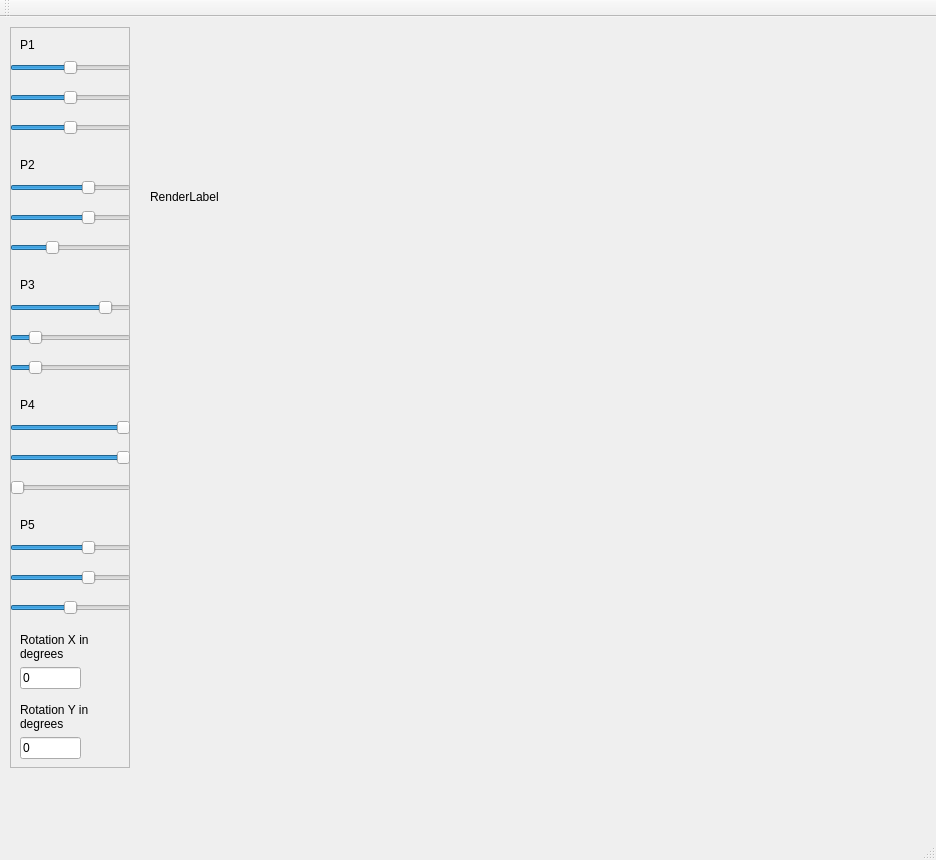
Old version of the form QtMain/RenderrerMainWindow.ui in the repository damibran/simple_qt_renderrer.
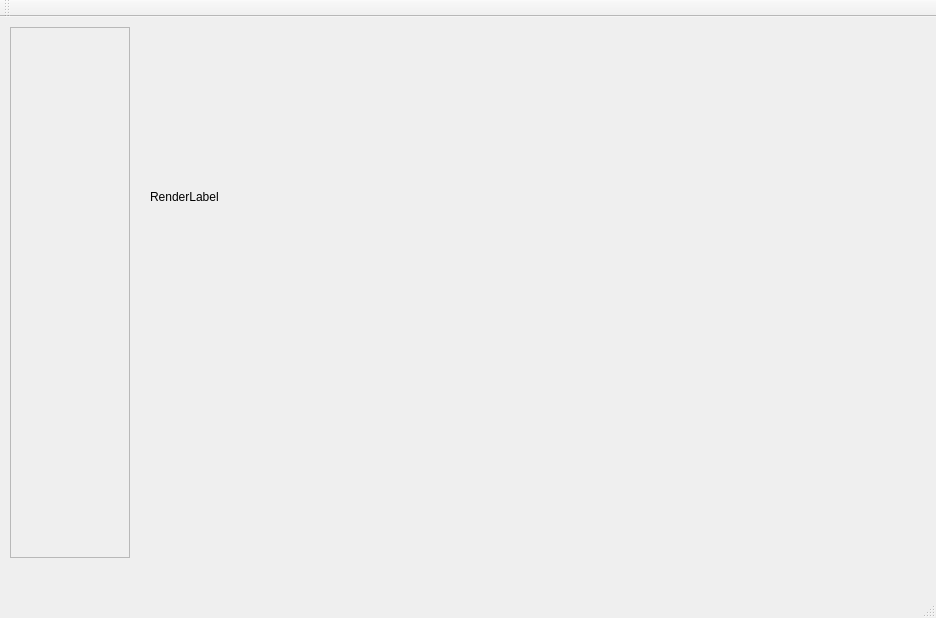
New version of the form. Custom widgets are drawn as their Qt base class.

The edit to the form file:
```diff
--- a/QtMain/RenderrerMainWindow.ui
+++ b/QtMain/RenderrerMainWindow.ui
@@ -7,7 +7,7 @@
     <x>0</x>
     <y>0</y>
     <width>936</width>
-    <height>860</height>
+    <height>618</height>
    </rect>
   </property>
   <property name="windowTitle">
@@ -39,7 +39,7 @@
       <x>10</x>
       <y>10</y>
       <width>120</width>
-      <height>741</height>
+      <height>531</height>
      </rect>
     </property>
     <property name="frameShape">
@@ -48,511 +48,6 @@
     <property name="frameShadow">
      <enum>QFrame::Sunken</enum>
     </property>
-    <widget class="QWidget" name="P1Controls" native="true">
-     <property name="geometry">
-      <rect>
-       <x>0</x>
-       <y>0</y>
-       <width>120</width>
-       <height>121</height>
-      </rect>
-     </property>
-     <widget class="QAxisSlider" name="P1XSlider">
-      <property name="geometry">
-       <rect>
-        <x>0</x>
-        <y>30</y>
-        <width>121</width>
-        <height>22</height>
-       </rect>
-      </property>
-      <property name="minimum">
-       <number>-30</number>
-      </property>
-      <property name="maximum">
-       <number>30</number>
-      </property>
-      <property name="orientation">
-       <enum>Qt::Horizontal</enum>
-      </property>
-     </widget>
-     <widget class="QLabel" name="P1Label">
-      <property name="geometry">
-       <rect>
-        <x>10</x>
-        <y>10</y>
-        <width>49</width>
-        <height>16</height>
-       </rect>
-      </property>
-      <property name="text">
-       <string>P1</string>
-      </property>
-     </widget>
-     <widget class="QAxisSlider" name="P1YSlider">
-      <property name="geometry">
-       <rect>
-        <x>0</x>
-        <y>60</y>
-        <width>121</width>
-        <height>22</height>
-       </rect>
-      </property>
-      <property name="minimum">
-       <number>-30</number>
-      </property>
-      <property name="maximum">
-       <number>30</number>
-      </property>
-      <property name="orientation">
-       <enum>Qt::Horizontal</enum>
-      </property>
-     </widget>
-     <widget class="QAxisSlider" name="P1ZSlider">
-      <property name="geometry">
-       <rect>
-        <x>0</x>
-        <y>90</y>
-        <width>121</width>
-        <height>22</height>
-       </rect>
-      </property>
-      <property name="minimum">
-       <number>-30</number>
-      </property>
-      <property name="maximum">
-       <number>30</number>
-      </property>
-      <property name="orientation">
-       <enum>Qt::Horizontal</enum>
-      </property>
-     </widget>
-    </widget>
-    <widget class="QWidget" name="P2Controls" native="true">
-     <property name="geometry">
-      <rect>
-       <x>0</x>
-       <y>120</y>
-       <width>120</width>
-       <height>121</height>
-      </rect>
-     </property>
-     <widget class="QAxisSlider" name="P2XSlider">
-      <property name="geometry">
-       <rect>
-        <x>0</x>
-        <y>30</y>
-        <width>121</width>
-        <height>22</height>
-       </rect>
-      </property>
-      <property name="minimum">
-       <number>-30</number>
-      </property>
-      <property name="maximum">
-       <number>30</number>
-      </property>
-      <property name="value">
-       <number>10</number>
-      </property>
-      <property name="orientation">
-       <enum>Qt::Horizontal</enum>
-      </property>
-     </widget>
-     <widget class="QLabel" name="P2Label">
-      <property name="geometry">
-       <rect>
-        <x>10</x>
-        <y>10</y>
-        <width>49</width>
-        <height>16</height>
-       </rect>
-      </property>
-      <property name="text">
-       <string>P2</string>
-      </property>
-     </widget>
-     <widget class="QAxisSlider" name="P2YSlider">
-      <property name="geometry">
-       <rect>
-        <x>0</x>
-        <y>60</y>
-        <width>121</width>
-        <height>22</height>
-       </rect>
-      </property>
-      <property name="minimum">
-       <number>-30</number>
-      </property>
-      <property name="maximum">
-       <number>30</number>
-      </property>
-      <property name="value">
-       <number>10</number>
-      </property>
-      <property name="orientation">
-       <enum>Qt::Horizontal</enum>
-      </property>
-     </widget>
-     <widget class="QAxisSlider" name="P2ZSlider">
-      <property name="geometry">
-       <rect>
-        <x>0</x>
-        <y>90</y>
-        <width>121</width>
-        <height>22</height>
-       </rect>
-      </property>
-      <property name="minimum">
-       <number>-30</number>
-      </property>
-      <property name="maximum">
-       <number>30</number>
-      </property>
-      <property name="value">
-       <number>-10</number>
-      </property>
-      <property name="orientation">
-       <enum>Qt::Horizontal</enum>
-      </property>
-     </widget>
-    </widget>
-    <widget class="QWidget" name="P3Controls" native="true">
-     <property name="geometry">
-      <rect>
-       <x>0</x>
-       <y>240</y>
-       <width>120</width>
-       <height>121</height>
-      </rect>
-     </property>
-     <widget class="QAxisSlider" name="P3XSlider">
-      <property name="geometry">
-       <rect>
-        <x>0</x>
-        <y>30</y>
-        <width>121</width>
-        <height>22</height>
-       </rect>
-      </property>
-      <property name="minimum">
-       <number>-30</number>
-      </property>
-      <property name="maximum">
-       <number>30</number>
-      </property>
-      <property name="value">
-       <number>20</number>
-      </property>
-      <property name="orientation">
-       <enum>Qt::Horizontal</enum>
-      </property>
-     </widget>
-     <widget class="QLabel" name="P3Label">
-      <property name="geometry">
-       <rect>
-        <x>10</x>
-        <y>10</y>
-        <width>49</width>
-        <height>16</height>
-       </rect>
-      </property>
-      <property name="text">
-       <string>P3</string>
-      </property>
-     </widget>
-     <widget class="QAxisSlider" name="P3YSlider">
-      <property name="geometry">
-       <rect>
-        <x>0</x>
-        <y>60</y>
-        <width>121</width>
-        <height>22</height>
-       </rect>
-      </property>
-      <property name="minimum">
-       <number>-30</number>
-      </property>
-      <property name="maximum">
-       <number>30</number>
-      </property>
-      <property name="value">
-       <number>-20</number>
-      </property>
-      <property name="orientation">
-       <enum>Qt::Horizontal</enum>
-      </property>
-     </widget>
-     <widget class="QAxisSlider" name="P3ZSlider">
-      <property name="geometry">
-       <rect>
-        <x>0</x>
-        <y>90</y>
-        <width>121</width>
-        <height>22</height>
-       </rect>
-      </property>
-      <property name="minimum">
-       <number>-30</number>
-      </property>
-      <property name="maximum">
-       <number>30</number>
-      </property>
-      <property name="value">
-       <number>-20</number>
-      </property>
-      <property name="orientation">
-       <enum>Qt::Horizontal</enum>
-      </property>
-     </widget>
-    </widget>
-    <widget class="QWidget" name="P4Controls" native="true">
-     <property name="geometry">
-      <rect>
-       <x>0</x>
-       <y>360</y>
-       <width>120</width>
-       <height>121</height>
-      </rect>
-     </property>
-     <widget class="QAxisSlider" name="P4XSlider">
-      <property name="geometry">
-       <rect>
-        <x>0</x>
-        <y>30</y>
-        <width>121</width>
-        <height>22</height>
-       </rect>
-      </property>
-      <property name="minimum">
-       <number>-30</number>
-      </property>
-      <property name="maximum">
-       <number>30</number>
-      </property>
-      <property name="value">
-       <number>30</number>
-      </property>
-      <property name="orientation">
-       <enum>Qt::Horizontal</enum>
-      </property>
-     </widget>
-     <widget class="QLabel" name="P4Label">
-      <property name="geometry">
-       <rect>
-        <x>10</x>
-        <y>10</y>
-        <width>49</width>
-        <height>16</height>
-       </rect>
-      </property>
-      <property name="text">
-       <string>P4</string>
-      </property>
-     </widget>
-     <widget class="QAxisSlider" name="P4YSlider">
-      <property name="geometry">
-       <rect>
-        <x>0</x>
-        <y>60</y>
-        <width>121</width>
-        <height>22</height>
-       </rect>
-      </property>
-      <property name="minimum">
-       <number>-30</number>
-      </property>
-      <property name="maximum">
-       <number>30</number>
-      </property>
-      <property name="value">
-       <number>30</number>
-      </property>
-      <property name="orientation">
-       <enum>Qt::Horizontal</enum>
-      </property>
-     </widget>
-     <widget class="QAxisSlider" name="P4ZSlider">
-      <property name="geometry">
-       <rect>
-        <x>0</x>
-        <y>90</y>
-        <width>121</width>
-        <height>22</height>
-       </rect>
-      </property>
-      <property name="minimum">
-       <number>-30</number>
-      </property>
-      <property name="maximum">
-       <number>30</number>
-      </property>
-      <property name="value">
-       <number>-30</number>
-      </property>
-      <property name="orientation">
-       <enum>Qt::Horizontal</enum>
-      </property>
-     </widget>
-    </widget>
-    <widget class="QWidget" name="P5Controls" native="true">
-     <property name="geometry">
-      <rect>
-       <x>0</x>
-       <y>480</y>
-       <width>120</width>
-       <height>121</height>
-      </rect>
-     </property>
-     <widget class="QAxisSlider" name="P5XSlider">
-      <property name="geometry">
-       <rect>
-        <x>0</x>
-        <y>30</y>
-        <width>121</width>
-        <height>22</height>
-       </rect>
-      </property>
-      <property name="minimum">
-       <number>-30</number>
-      </property>
-      <property name="maximum">
-       <number>30</number>
-      </property>
-      <property name="value">
-       <number>10</number>
-      </property>
-      <property name="orientation">
-       <enum>Qt::Horizontal</enum>
-      </property>
-     </widget>
-     <widget class="QLabel" name="P5Label">
-      <property name="geometry">
-       <rect>
-        <x>10</x>
-        <y>10</y>
-        <width>49</width>
-        <height>16</height>
-       </rect>
-      </property>
-      <property name="text">
-       <string>P5</string>
-      </property>
-     </widget>
-     <widget class="QAxisSlider" name="P5YSlider">
-      <property name="geometry">
-       <rect>
-        <x>0</x>
-        <y>60</y>
-        <width>121</width>
-        <height>22</height>
-       </rect>
-      </property>
-      <property name="minimum">
-       <number>-30</number>
-      </property>
-      <property name="maximum">
-       <number>30</number>
-      </property>
-      <property name="value">
-       <number>10</number>
-      </property>
-      <property name="orientation">
-       <enum>Qt::Horizontal</enum>
-      </property>
-     </widget>
-     <widget class="QAxisSlider" name="P5ZSlider">
-      <property name="geometry">
-       <rect>
-        <x>0</x>
-        <y>90</y>
-        <width>121</width>
-        <height>22</height>
-       </rect>
-      </property>
-      <property name="minimum">
-       <number>-30</number>
-      </property>
-      <property name="maximum">
-       <number>30</number>
-      </property>
-      <property name="orientation">
-       <enum>Qt::Horizontal</enum>
-      </property>
-     </widget>
-    </widget>
-    <widget class="QWidget" name="XRotationControls" native="true">
-     <property name="geometry">
-      <rect>
-       <x>0</x>
-       <y>600</y>
-       <width>120</width>
-       <height>71</height>
-      </rect>
-     </property>
-     <widget class="QLabel" name="XRotationLabel">
-      <property name="geometry">
-       <rect>
-        <x>10</x>
-        <y>0</y>
-        <width>101</width>
-        <height>41</height>
-       </rect>
-      </property>
-      <property name="text">
-       <string>Rotation X in&lt;br&gt; degrees</string>
-      </property>
-     </widget>
-     <widget class="QLineEdit" name="XRotationValue">
-      <property name="geometry">
-       <rect>
-        <x>10</x>
-        <y>40</y>
-        <width>61</width>
-        <height>22</height>
-       </rect>
-      </property>
-      <property name="text">
-       <string>0</string>
-      </property>
-     </widget>
-    </widget>
-    <widget class="QWidget" name="YRotationControls" native="true">
-     <property name="geometry">
-      <rect>
-       <x>0</x>
-       <y>670</y>
-       <width>120</width>
-       <height>71</height>
-      </rect>
-     </property>
-     <widget class="QLabel" name="YRotationLabel">
-      <property name="geometry">
-       <rect>
-        <x>10</x>
-        <y>0</y>
-        <width>101</width>
-        <height>41</height>
-       </rect>
-      </property>
-      <property name="text">
-       <string>&lt;html&gt;&lt;head/&gt;&lt;body&gt;&lt;p&gt;Rotation Y in&lt;br/&gt;degrees&lt;/p&gt;&lt;/body&gt;&lt;/html&gt;</string>
-      </property>
-     </widget>
-     <widget class="QLineEdit" name="YRotationValue">
-      <property name="geometry">
-       <rect>
-        <x>10</x>
-        <y>40</y>
-        <width>61</width>
-        <height>22</height>
-       </rect>
-      </property>
-      <property name="text">
-       <string>0</string>
-      </property>
-     </widget>
-    </widget>
    </widget>
   </widget>
   <widget class="QMenuBar" name="menuBar">
@@ -577,11 +72,6 @@
  </widget>
  <layoutdefault spacing="6" margin="11"/>
  <customwidgets>
-  <customwidget>
-   <class>QAxisSlider</class>
-   <extends>QSlider</extends>
-   <header>../QtMy/QAxisSlider.h</header>
-  </customwidget>
   <customwidget>
    <class>QRenderLabel</class>
    <extends>QLabel</extends>
```
